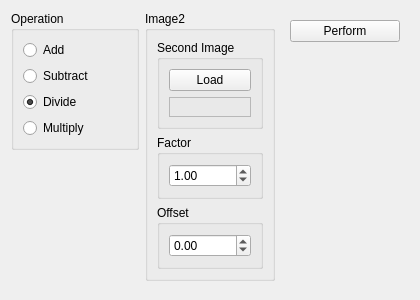
First picture: the form in source/modules/binary_operations/BinaryOperationsWidget.ui, repository josefkoller/ambient_image_processor, before the edit.
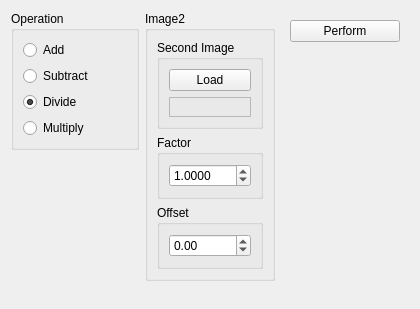
Second picture: the form after the edit.

The edit to the form file:
```diff
--- a/source/modules/binary_operations/BinaryOperationsWidget.ui
+++ b/source/modules/binary_operations/BinaryOperationsWidget.ui
@@ -7,7 +7,7 @@
     <x>0</x>
     <y>0</y>
     <width>420</width>
-    <height>300</height>
+    <height>309</height>
    </rect>
   </property>
   <property name="windowTitle">
@@ -101,6 +101,9 @@
         <layout class="QVBoxLayout" name="verticalLayout_5">
          <item>
           <widget class="QDoubleSpinBox" name="image2_factor_spinbox">
+           <property name="decimals">
+            <number>4</number>
+           </property>
            <property name="singleStep">
             <double>0.100000000000000</double>
            </property>
```
Left out of the diff: 2 changed lines with no effect on the pictures.
